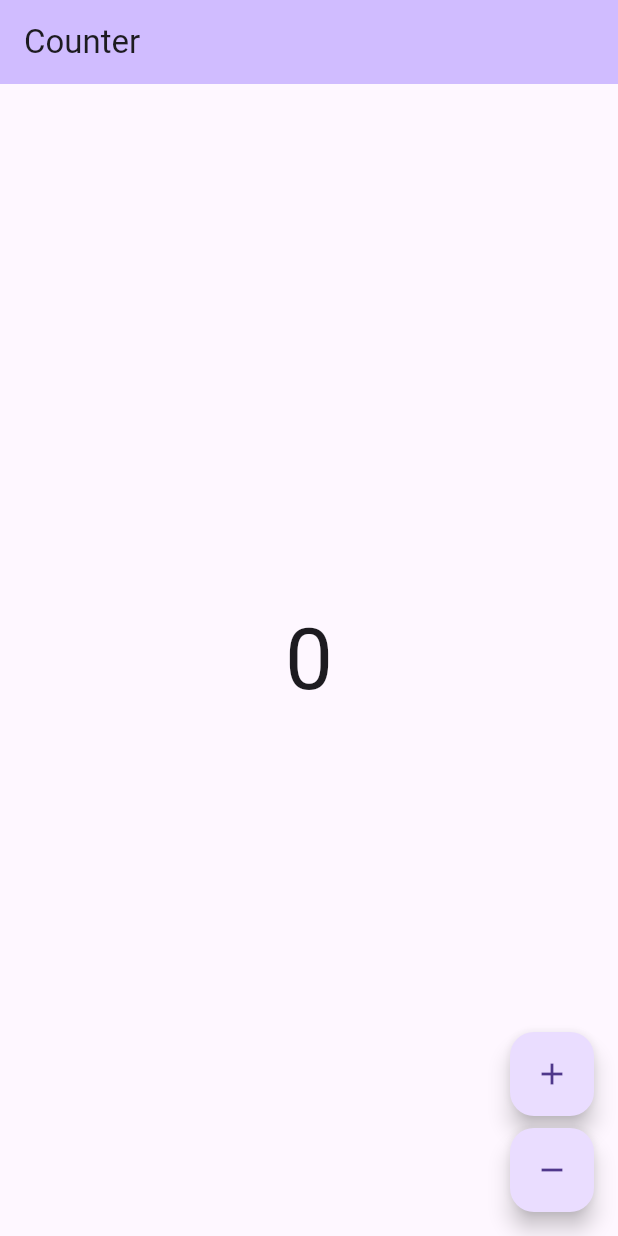
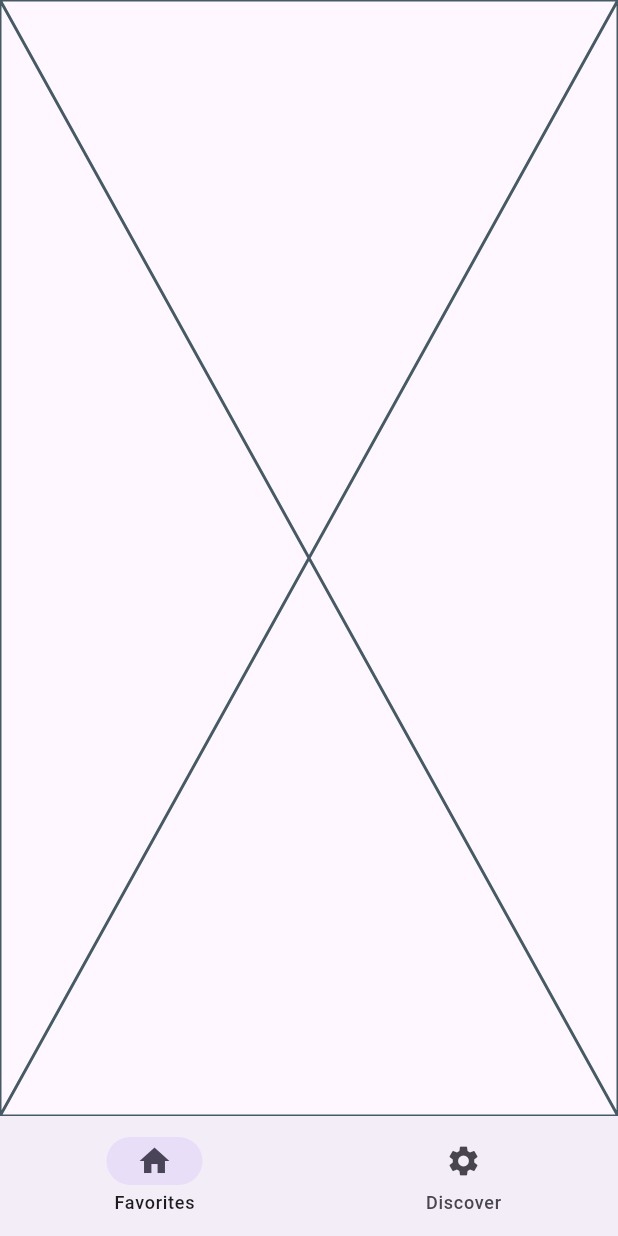
Before and after one commit to pietroid/lovely_coffees, a Flutter app: the screen it shows after launch, on a phone screen of 412 x 824 dp. Run offline on Flutter 3.47's test engine with Material 3 defaults, Android fonts, the light colour scheme and no system bars; our stand-ins replace bloc, go_router; generated files the repository leaves out were written again.

Commit message:
feat: adding base navigator

```diff
--- a/lib/app/view/app.dart
+++ b/lib/app/view/app.dart
@@ -1,5 +1,5 @@
 import 'package:flutter/material.dart';
-import 'package:my_app/counter/counter.dart';
+import 'package:my_app/app_router/router.dart';
 import 'package:my_app/l10n/l10n.dart';
 
 class App extends StatelessWidget {
@@ -7,7 +7,8 @@ class App extends StatelessWidget {
 
   @override
   Widget build(BuildContext context) {
-    return MaterialApp(
+    return MaterialApp.router(
+      routerConfig: AppRouter().router,
       theme: ThemeData(
         appBarTheme: AppBarTheme(
           backgroundColor: Theme.of(context).colorScheme.inversePrimary,
@@ -16,7 +17,6 @@ class App extends StatelessWidget {
       ),
       localizationsDelegates: AppLocalizations.localizationsDelegates,
       supportedLocales: AppLocalizations.supportedLocales,
-      home: const CounterPage(),
     );
   }
 }
--- /dev/null
+++ b/lib/app_router/router.dart
@@ -0,0 +1,50 @@
+import 'package:flutter/material.dart';
+import 'package:go_router/go_router.dart';
+import 'package:my_app/discover/view/discover.dart';
+import 'package:my_app/favorites/view/favorites.dart';
+import 'package:my_app/root/root.dart';
+
+final _rootNavigatorKey = GlobalKey<NavigatorState>();
+final _shellNavigatorFavoritesKey =
+    GlobalKey<NavigatorState>(debugLabel: 'favorites');
+final _shellNavigatorDiscoverKey =
+    GlobalKey<NavigatorState>(debugLabel: 'discover');
+
+class AppRouter {
+  GoRouter get router => GoRouter(
+        initialLocation: '/favorites',
+        navigatorKey: _rootNavigatorKey,
+        debugLogDiagnostics: true,
+        routes: [
+          StatefulShellRoute.indexedStack(
+            builder: (context, state, navigationShell) => Root(
+              navigationShell: navigationShell,
+            ),
+            branches: [
+              StatefulShellBranch(
+                navigatorKey: _shellNavigatorFavoritesKey,
+                routes: [
+                  GoRoute(
+                    path: '/favorites',
+                    pageBuilder: (context, state) => const NoTransitionPage(
+                      child: FavoritesView(),
+                    ),
+                  ),
+                ],
+              ),
+              StatefulShellBranch(
+                navigatorKey: _shellNavigatorDiscoverKey,
+                routes: [
+                  GoRoute(
+                    path: '/discover',
+                    pageBuilder: (context, state) => const NoTransitionPage(
+                      child: DiscoverView(),
+                    ),
+                  ),
+                ],
+              ),
+            ],
+          ),
+        ],
+      );
+}
--- a/lib/counter/counter.dart
+++ /dev/null
@@ -1,2 +0,0 @@
-export 'cubit/counter_cubit.dart';
-export 'view/counter_page.dart';
--- a/lib/counter/cubit/counter_cubit.dart
+++ /dev/null
@@ -1,8 +0,0 @@
-import 'package:bloc/bloc.dart';
-
-class CounterCubit extends Cubit<int> {
-  CounterCubit() : super(0);
-
-  void increment() => emit(state + 1);
-  void decrement() => emit(state - 1);
-}
--- a/lib/counter/view/counter_page.dart
+++ /dev/null
@@ -1,55 +0,0 @@
-import 'package:flutter/material.dart';
-import 'package:flutter_bloc/flutter_bloc.dart';
-import 'package:my_app/counter/counter.dart';
-import 'package:my_app/l10n/l10n.dart';
-
-class CounterPage extends StatelessWidget {
-  const CounterPage({super.key});
-
-  @override
-  Widget build(BuildContext context) {
-    return BlocProvider(
-      create: (_) => CounterCubit(),
-      child: const CounterView(),
-    );
-  }
-}
-
-class CounterView extends StatelessWidget {
-  const CounterView({super.key});
-
-  @override
-  Widget build(BuildContext context) {
-    final l10n = context.l10n;
-    return Scaffold(
-      appBar: AppBar(title: Text(l10n.counterAppBarTitle)),
-      body: const Center(child: CounterText()),
-      floatingActionButton: Column(
-        mainAxisAlignment: MainAxisAlignment.end,
-        crossAxisAlignment: CrossAxisAlignment.end,
-        children: [
-          FloatingActionButton(
-            onPressed: () => context.read<CounterCubit>().increment(),
-            child: const Icon(Icons.add),
-          ),
-          const SizedBox(height: 8),
-          FloatingActionButton(
-            onPressed: () => context.read<CounterCubit>().decrement(),
-            child: const Icon(Icons.remove),
-          ),
-        ],
-      ),
-    );
-  }
-}
-
-class CounterText extends StatelessWidget {
-  const CounterText({super.key});
-
-  @override
-  Widget build(BuildContext context) {
-    final theme = Theme.of(context);
-    final count = context.select((CounterCubit cubit) => cubit.state);
-    return Text('$count', style: theme.textTheme.displayLarge);
-  }
-}
--- /dev/null
+++ b/lib/favorites/view/favorites.dart
@@ -0,0 +1,10 @@
+import 'package:flutter/material.dart';
+
+class FavoritesView extends StatelessWidget {
+  const FavoritesView({super.key});
+
+  @override
+  Widget build(BuildContext context) {
+    return const Placeholder();
+  }
+}
--- /dev/null
+++ b/lib/root/root.dart
@@ -0,0 +1,29 @@
+import 'package:flutter/material.dart';
+import 'package:go_router/go_router.dart';
+
+class Root extends StatelessWidget {
+  const Root({
+    required this.navigationShell,
+    super.key,
+  });
+
+  final StatefulNavigationShell navigationShell;
+
+  @override
+  Widget build(BuildContext context) {
+    return Scaffold(
+      body: navigationShell,
+      bottomNavigationBar: NavigationBar(
+        selectedIndex: navigationShell.currentIndex,
+        destinations: const [
+          NavigationDestination(label: 'Favorites', icon: Icon(Icons.home)),
+          NavigationDestination(label: 'Discover', icon: Icon(Icons.settings)),
+        ],
+        onDestinationSelected: (index) => navigationShell.goBranch(
+          index,
+          initialLocation: index == navigationShell.currentIndex,
+        ),
+      ),
+    );
+  }
+}
--- a/pubspec.yaml
+++ b/pubspec.yaml
@@ -13,6 +13,7 @@ dependencies:
   flutter_bloc: ^8.1.4
   flutter_localizations:
     sdk: flutter
+  go_router: ^14.4.1
   intl: ^0.19.0
 
 dev_dependencies:
```
Also changed, not shown: lib/discover/view/discover.dart (added, +10 -0 lines), pubspec.lock, 6 other files.
